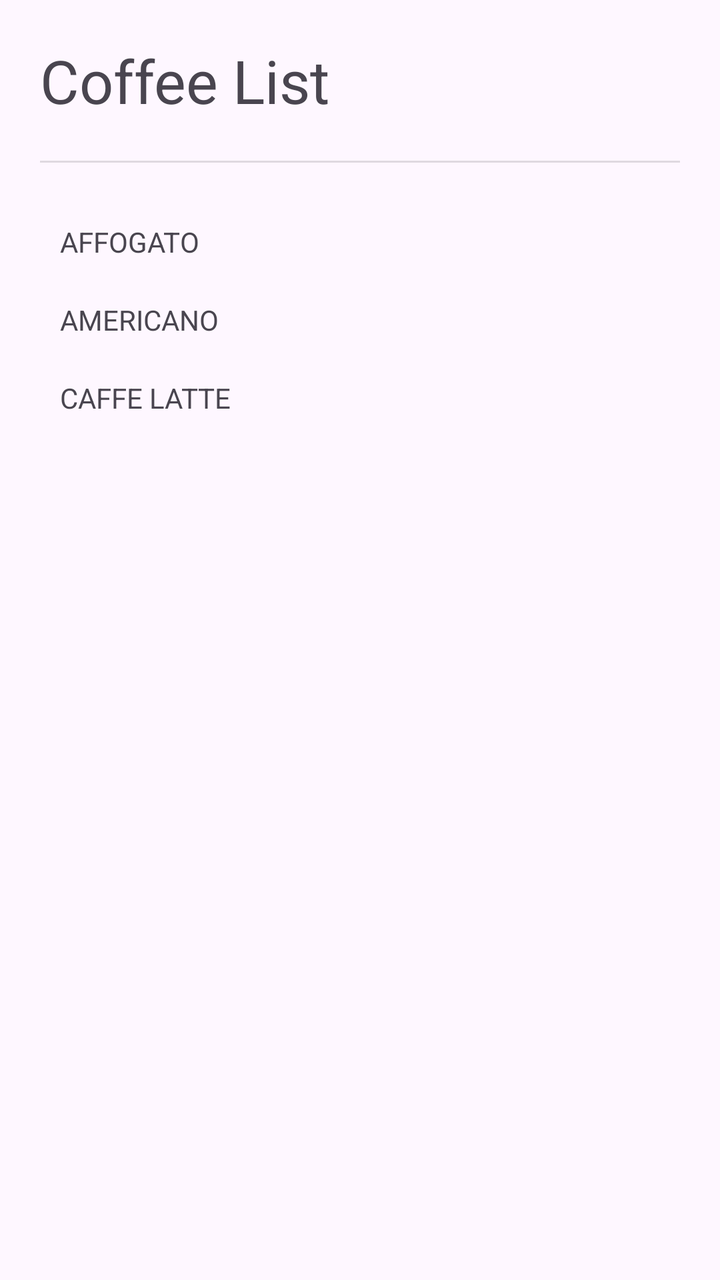
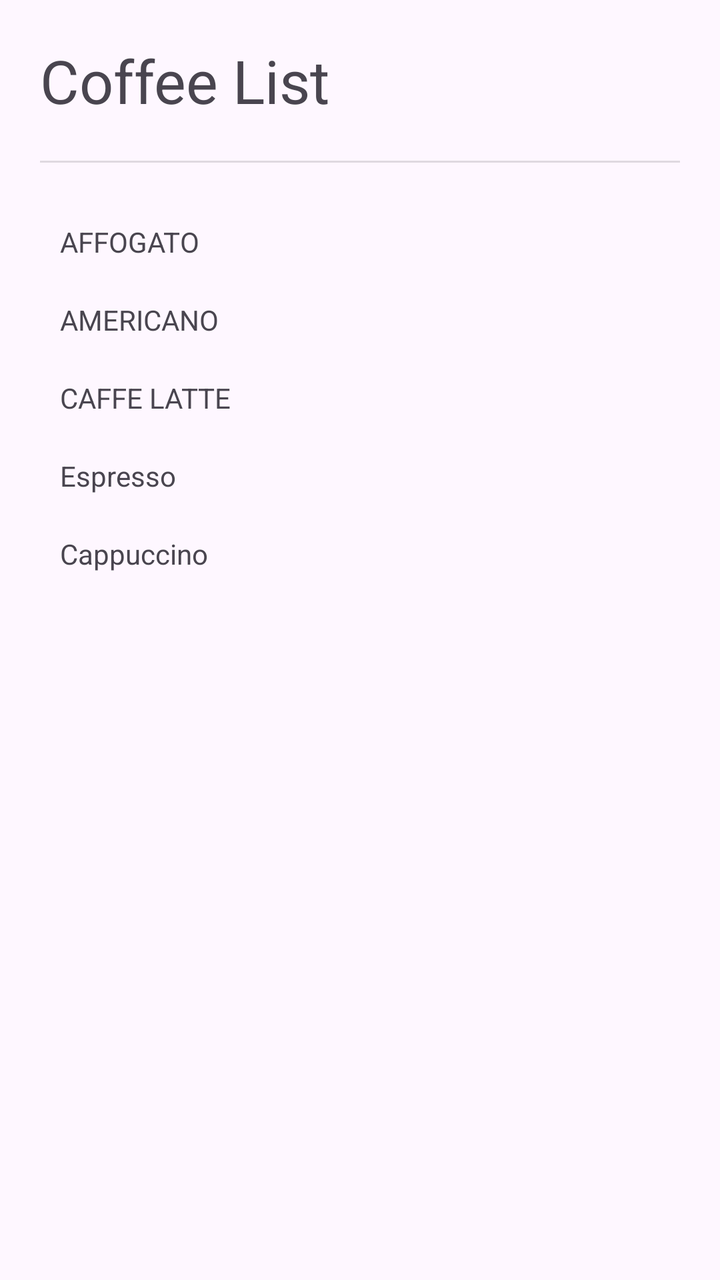

The first picture is an Android layout as it rendered before a commit; the second is the same layout after the commit. The layout source and the unified diff follow.
<!-- AndroidManifest.xml: application theme Theme.LAB_WEEK_03 -->
<!-- res/layout/fragment_list.xml -->
<?xml version="1.0" encoding="utf-8"?>
<ScrollView xmlns:android="http://schemas.android.com/apk/res/android"
    xmlns:tools="http://schemas.android.com/tools"
    android:layout_width="match_parent"
    android:layout_height="match_parent"
    android:padding="20dp"
    tools:context=".ListFragment">
    <LinearLayout
        android:layout_width="match_parent"
        android:layout_height="wrap_content"
        android:orientation="vertical">
        <TextView
            android:layout_width="match_parent"
            android:layout_height="wrap_content"
            android:textSize="30sp"
            android:text="@string/coffee_list"/>
        <View
            android:layout_width="match_parent"
            android:layout_height="1dp"
            android:layout_marginVertical="20dp"
            android:background="?android:attr/dividerVertical" />
        <TextView
            android:id="@+id/affogato"
            android:layout_width="match_parent"
            android:layout_height="wrap_content"
            android:padding="10dp"
            android:text="@string/affogato_title"/>
        <TextView
            android:id="@+id/americano"
            android:layout_width="match_parent"
            android:layout_height="wrap_content"
            android:padding="10dp"
            android:text="@string/americano_title"/>
        <TextView
            android:id="@+id/latte"
            android:layout_width="match_parent"
            android:layout_height="wrap_content"
            android:padding="10dp"
            android:text="@string/latte_title"/>
    </LinearLayout>
</ScrollView>
<!-- resources referenced by this layout -->
<resources>
  <string name="affogato_title">AFFOGATO</string>
  <string name="americano_title">AMERICANO</string>
  <string name="coffee_list">Coffee List</string>
  <string name="latte_title">CAFFE LATTE</string>
  <style name="Theme.LAB_WEEK_03" parent="Base.Theme.LAB_WEEK_03" />
  <style name="Base.Theme.LAB_WEEK_03" parent="Theme.Material3.DayNight.NoActionBar">
          
          
      </style>
</resources>

<!-- the commit's change to res/layout/fragment_list.xml (unified diff, before → after) -->
@@ -37,5 +37,18 @@
             android:layout_height="wrap_content"
             android:padding="10dp"
             android:text="@string/latte_title"/>
+        <TextView
+            android:id="@+id/espresso"
+            android:layout_width="match_parent"
+            android:layout_height="wrap_content"
+            android:padding="10dp"
+            android:text="@string/espresso_title"/>
+
+        <TextView
+            android:id="@+id/cappuccino"
+            android:layout_width="match_parent"
+            android:layout_height="wrap_content"
+            android:padding="10dp"
+            android:text="@string/cappuccino_title"/>
     </LinearLayout>
 </ScrollView>
<!-- resource entries referenced after the edit -->
@@ -2,7 +2,9 @@
 <resources>
   <string name="affogato_title">AFFOGATO</string>
   <string name="americano_title">AMERICANO</string>
+  <string name="cappuccino_title">Cappuccino</string>
   <string name="coffee_list">Coffee List</string>
+  <string name="espresso_title">Espresso</string>
   <string name="latte_title">CAFFE LATTE</string>
   <style name="Theme.LAB_WEEK_03" parent="Base.Theme.LAB_WEEK_03" />
   <style name="Base.Theme.LAB_WEEK_03" parent="Theme.Material3.DayNight.NoActionBar">
